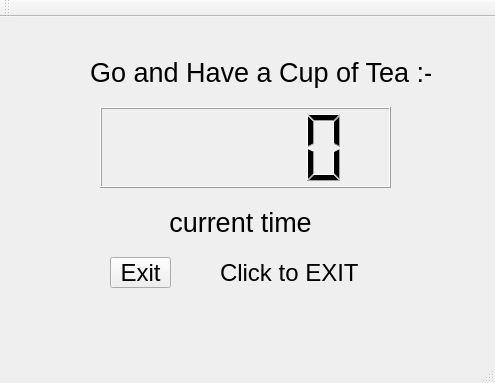
Old version of the form lockdlg.ui in the repository admirestator/Lemon-s-Health.
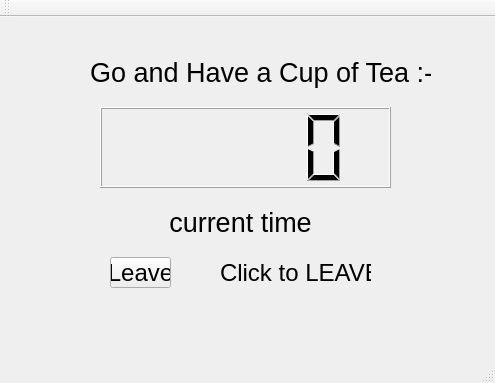
New version of the form. Icons and pictures are not drawn.

Patch:
```diff
--- a/lockdlg.ui
+++ b/lockdlg.ui
@@ -78,7 +78,7 @@
      </font>
     </property>
     <property name="text">
-     <string>Exit</string>
+     <string>Leave</string>
     </property>
    </widget>
    <widget class="QLabel" name="label_tips">
@@ -96,7 +96,7 @@
      </font>
     </property>
     <property name="text">
-     <string>Click to EXIT</string>
+     <string>Click to LEAVE</string>
     </property>
    </widget>
    <widget class="QLabel" name="label_currenttime">
```
